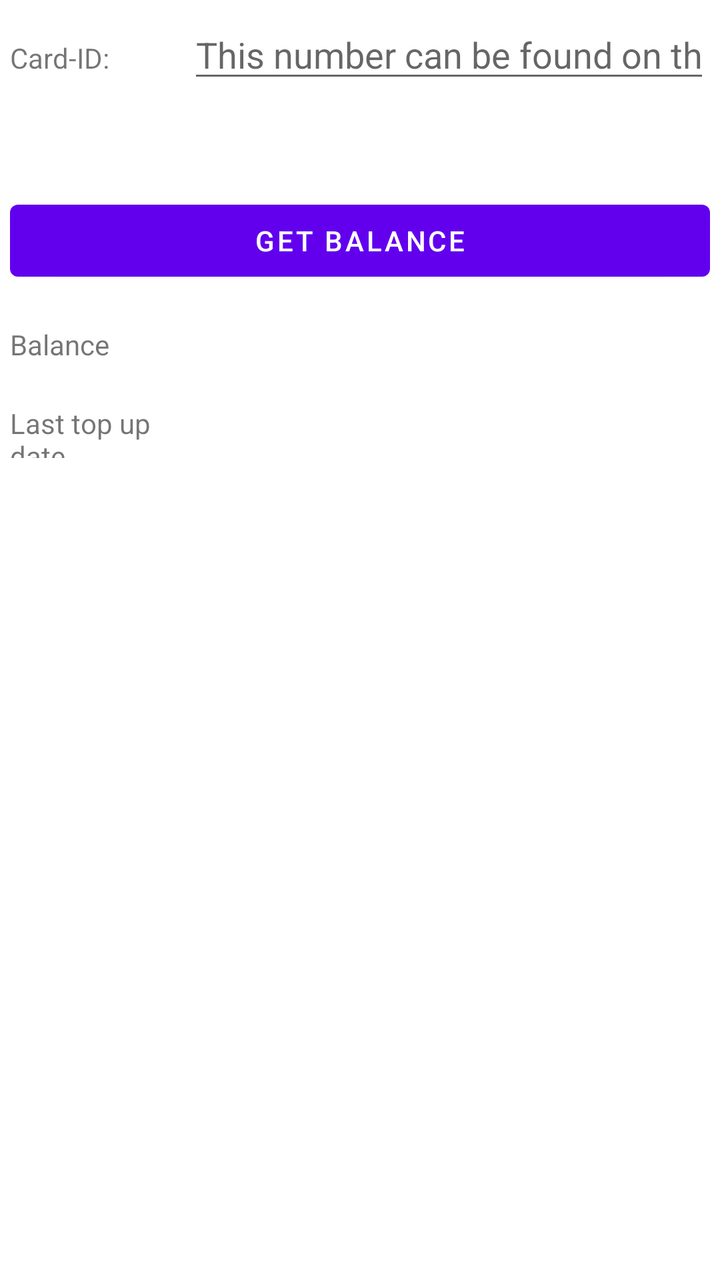
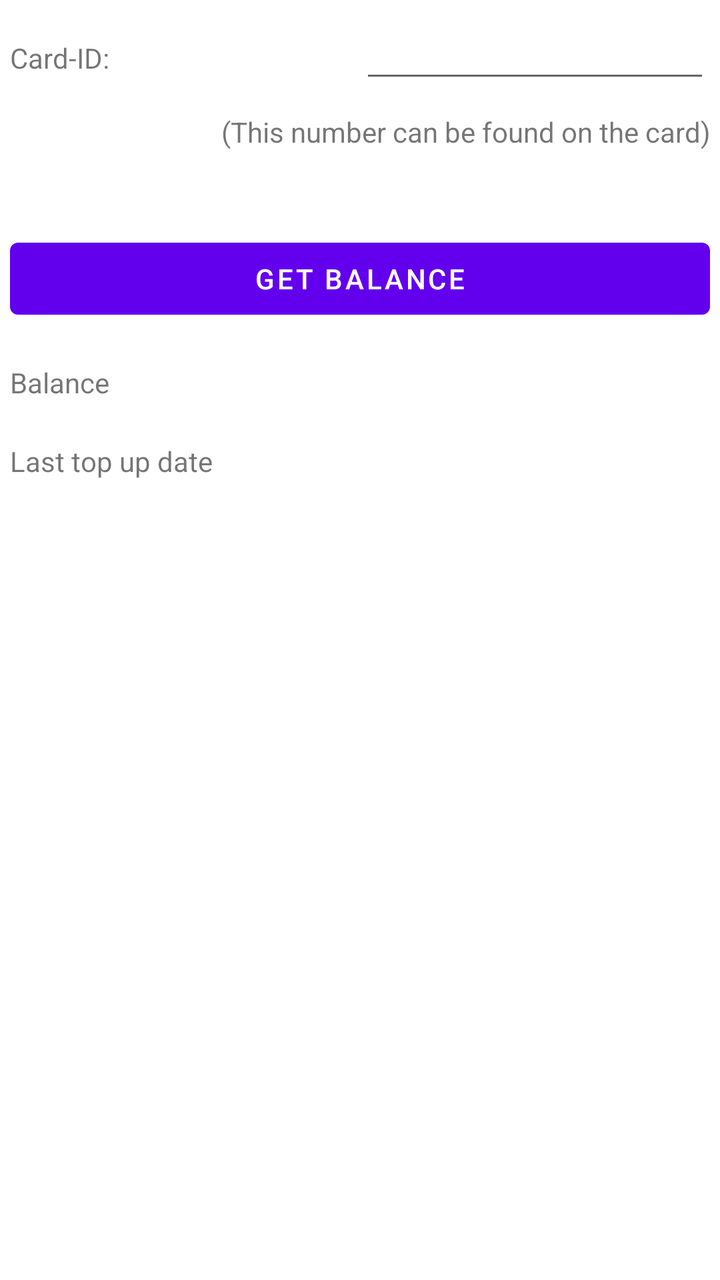

An Android layout rendered at two revisions. The XML below is the earlier revision; the diff shows what the commit changed to produce the second picture.
<!-- AndroidManifest.xml: fallback theme Theme.MaterialComponents.DayNight.NoActionBar -->
<!-- res/layout/activity_main.xml -->
<?xml version="1.0" encoding="utf-8"?>
<TableLayout xmlns:android="http://schemas.android.com/apk/res/android"
    android:id="@+id/tableLayout1"
    android:layout_width="fill_parent"
    android:layout_height="fill_parent" >

    <TableRow
        android:id="@+id/tableRow1"
        android:layout_width="fill_parent"
        android:layout_height="wrap_content"
        android:padding="5dip" >

        <TextView
            android:id="@+id/textView1"
            android:layout_weight="1"
            android:text="@string/card_id" />

        <EditText
            android:id="@+id/editCardId"
            android:layout_weight="1"
            android:hint="@string/found_on_card"
            android:inputType="number" />
    </TableRow>

    <TableRow
        android:id="@+id/tableRow2"
        android:layout_width="fill_parent"
        android:layout_height="wrap_content"
        android:padding="5dip" >
    </TableRow>

    <TableRow
        android:id="@+id/tableRow3"
        android:layout_width="fill_parent"
        android:layout_height="wrap_content"
        android:padding="15dip" />

    <TableRow
        android:id="@+id/tableRow5"
        android:layout_width="fill_parent"
        android:layout_height="wrap_content"
        android:padding="5dip" >

        <Button
            android:id="@+id/button_fetch"
            android:layout_width="fill_parent"
            android:layout_weight="1"
            android:text="@string/balance_fetch" />
    </TableRow>

    <TableRow
        android:id="@+id/tableRow3"
        android:layout_width="fill_parent"
        android:layout_height="wrap_content"
        android:padding="5dip" >

        <TextView
            android:id="@+id/textView1"
            android:layout_weight="1"
            android:text="@string/balance" />

        <TextView
            android:id="@+id/balance"
            android:textAppearance="?android:attr/textAppearanceLarge" 
            android:layout_weight="1" />
    </TableRow>

    <TableRow
        android:id="@+id/tableRow4"
        android:layout_width="fill_parent"
        android:layout_height="wrap_content"
        android:padding="5dip" >

        <TextView
            android:id="@+id/textView1"
            android:layout_weight="1"
            android:text="@string/lasttopupdate" />

        <TextView
            android:id="@+id/topupdate"
            android:textAppearance="?android:attr/textAppearanceLarge" 
            android:layout_weight="1" />
    </TableRow>

</TableLayout>
<!-- resources referenced by this layout -->
<resources>
  <string name="balance">Balance</string>
  <string name="balance_fetch">Get balance</string>
  <string name="card_id">Card-ID:</string>
  <string name="found_on_card">This number can be found on the card</string>
  <string name="lasttopupdate">Last top up date</string>
</resources>

<!-- the commit's change to res/layout/activity_main.xml (unified diff, before → after) -->
@@ -11,15 +11,17 @@
         android:padding="5dip" >
 
         <TextView
-            android:id="@+id/textView1"
+            android:id="@+id/textView11"
             android:layout_weight="1"
+            android:layout_width="0dp"
             android:text="@string/card_id" />
 
         <EditText
             android:id="@+id/editCardId"
+            android:layout_width="0dp"
             android:layout_weight="1"
-            android:hint="@string/found_on_card"
             android:inputType="number" />
+
     </TableRow>
 
     <TableRow
@@ -27,10 +29,19 @@
         android:layout_width="fill_parent"
         android:layout_height="wrap_content"
         android:padding="5dip" >
+
+        <TextView
+            android:id="@+id/textView55"
+            android:layout_width="0dp"
+            android:gravity="right"
+            android:layout_weight="1"
+            android:text="@string/found_on_card"
+            android:textAppearance="?android:attr/textAppearanceSmall" />
+        
     </TableRow>
 
     <TableRow
-        android:id="@+id/tableRow3"
+        android:id="@+id/tableRow33"
         android:layout_width="fill_parent"
         android:layout_height="wrap_content"
         android:padding="15dip" />
@@ -56,11 +67,13 @@
 
         <TextView
             android:id="@+id/textView1"
+            android:layout_width="0dp"
             android:layout_weight="1"
             android:text="@string/balance" />
 
         <TextView
             android:id="@+id/balance"
+            android:layout_width="0dp"
             android:textAppearance="?android:attr/textAppearanceLarge" 
             android:layout_weight="1" />
     </TableRow>
@@ -72,14 +85,22 @@
         android:padding="5dip" >
 
         <TextView
-            android:id="@+id/textView1"
+            android:id="@+id/textView2"
+            android:layout_width="0dp"
             android:layout_weight="1"
             android:text="@string/lasttopupdate" />
 
         <TextView
             android:id="@+id/topupdate"
+            android:layout_width="0dp"
             android:textAppearance="?android:attr/textAppearanceLarge" 
             android:layout_weight="1" />
     </TableRow>
 
+    <TableRow
+        android:id="@+id/tableRow6"
+        android:layout_width="wrap_content"
+        android:layout_height="wrap_content" >
+    </TableRow>
+
 </TableLayout>
<!-- resource entries referenced after the edit -->
@@ -3,7 +3,7 @@
   <string name="balance">Balance</string>
   <string name="balance_fetch">Get balance</string>
   <string name="card_id">Card-ID:</string>
-  <string name="found_on_card">This number can be found on the card</string>
+  <string name="found_on_card">(This number can be found on the card)</string>
   <string name="lasttopupdate">Last top up date</string>
 </resources>
 
